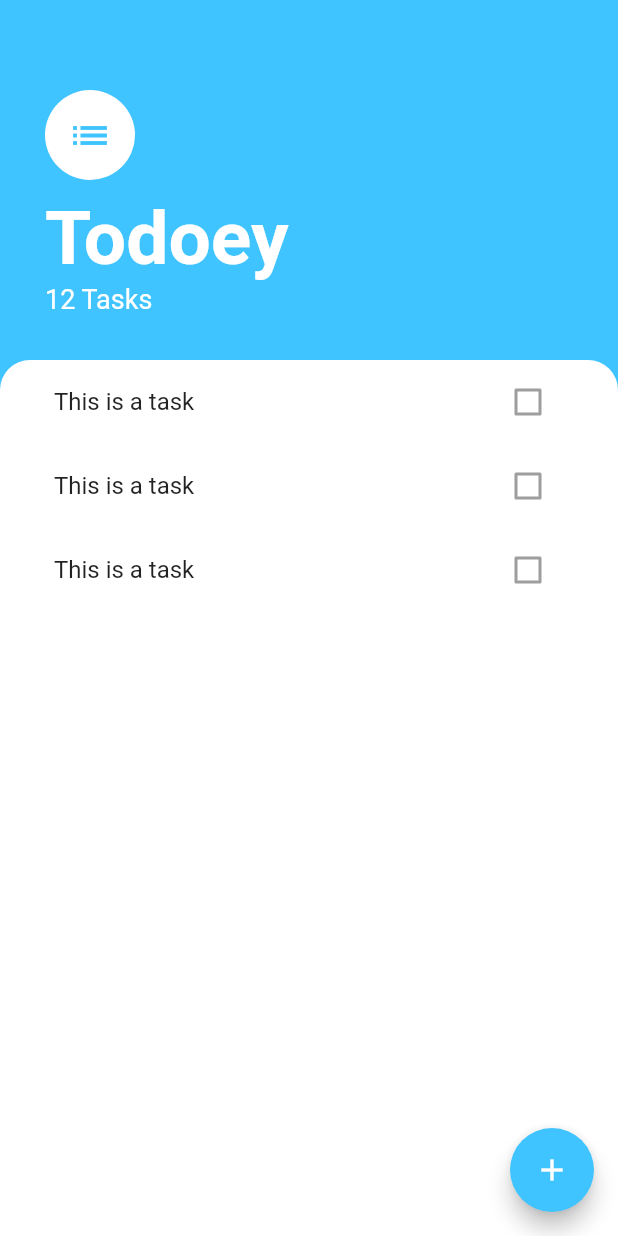
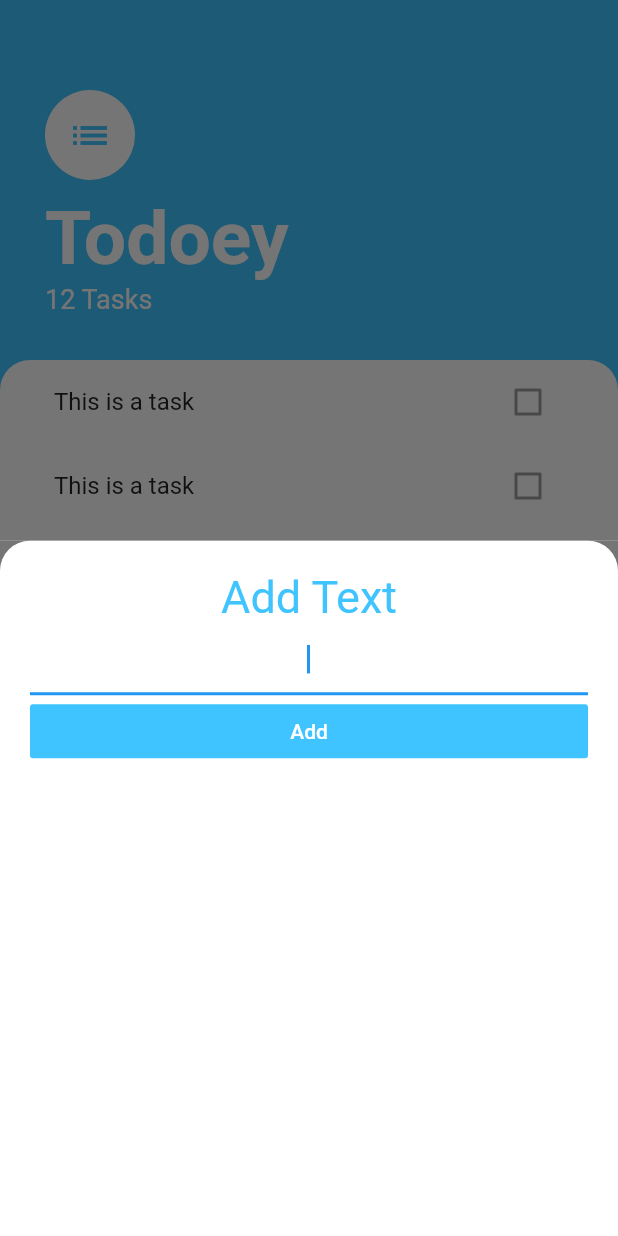
Before and after one commit to SHAH-JI/todoey-flutter, a Flutter app: the screen it shows after launch, after a tap on the "add" icon, on a phone screen of 412 x 824 dp. Run offline on Flutter 3.47's test engine with Material 2 defaults, Android fonts, the phone set to English and light mode, and no system bars.

```diff
--- /dev/null
+++ b/lib/screens/add_task_screen.dart
@@ -0,0 +1,48 @@
+import 'package:flutter/cupertino.dart';
+import 'package:flutter/material.dart';
+
+class AddTaskScreen extends StatelessWidget {
+  @override
+  Widget build(BuildContext context) {
+    return Container(
+      color: Color(0xFF757575),
+      child: Container(
+        padding: EdgeInsets.all(20.0),
+        decoration: BoxDecoration(
+          color: Colors.white,
+          borderRadius: BorderRadius.only(
+            topLeft: Radius.circular(20.0),
+            topRight: Radius.circular(20.0),
+          ),
+        ),
+        child: Column(
+          crossAxisAlignment: CrossAxisAlignment.stretch,
+          children: <Widget>[
+            Text(
+              'Add Text',
+              textAlign: TextAlign.center,
+              style: TextStyle(
+                fontSize: 30.0,
+                color: Colors.lightBlueAccent,
+              ),
+            ),
+            TextField(
+              autofocus: true,
+              textAlign: TextAlign.center,
+            ),
+            FlatButton(
+              child: Text(
+                'Add',
+                style: TextStyle(
+                  color: Colors.white,
+                ),
+              ),
+              color: Colors.lightBlueAccent,
+              onPressed: () {},
+            ),
+          ],
+        ),
+      ),
+    );
+  }
+}
--- a/lib/screens/tasks_screen.dart
+++ b/lib/screens/tasks_screen.dart
@@ -1,6 +1,7 @@
 import 'package:flutter/cupertino.dart';
 import 'package:flutter/material.dart';
 import '../widgets/tasks_list.dart';
+import './add_task_screen.dart';
 
 class TasksScreen extends StatelessWidget {
   @override
@@ -12,7 +13,12 @@ class TasksScreen extends StatelessWidget {
         child: Icon(
           Icons.add,
         ),
-        onPressed: () {},
+        onPressed: () {
+          showModalBottomSheet(
+            context: context,
+            builder: (BuildContext context) => AddTaskScreen(),
+          );
+        },
       ),
       body: Column(
         crossAxisAlignment: CrossAxisAlignment.start,
```
